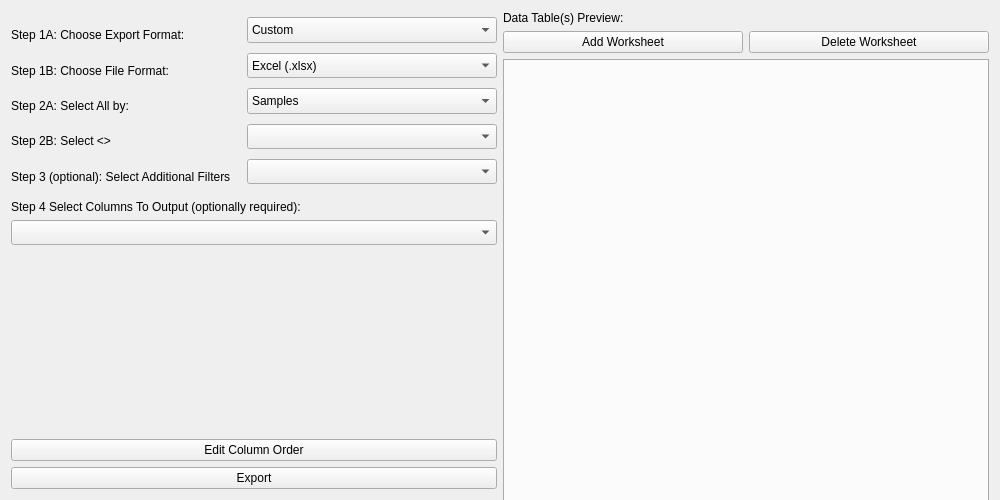
Old version of the form ui/ExporterUI.ui in the repository kathrynmetcalf/GeoCORK.
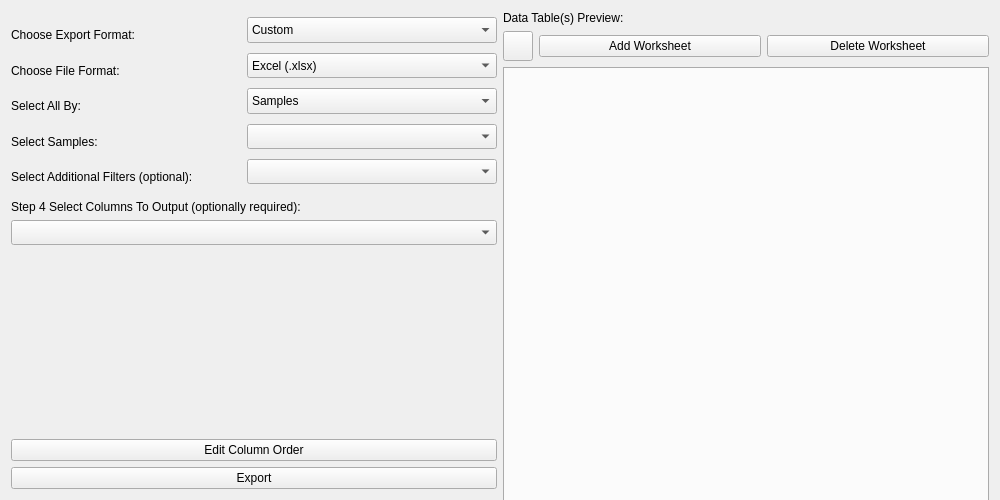
New version of the form. Custom widgets are drawn as their Qt base class.

Commit message: fixed issues with filters with numbers, updated/fixed exporter and DataViewerWidget.py

Patch:
```diff
--- a/ui/ExporterUI.ui
+++ b/ui/ExporterUI.ui
@@ -57,7 +57,7 @@
           </size>
          </property>
          <property name="text">
-          <string>Step 1A: Choose Export Format:</string>
+          <string>Choose Export Format:</string>
          </property>
         </widget>
        </item>
@@ -139,7 +139,7 @@
           </size>
          </property>
          <property name="text">
-          <string>Step 1B: Choose File Format:</string>
+          <string>Choose File Format:</string>
          </property>
         </widget>
        </item>
@@ -196,7 +196,7 @@
           </size>
          </property>
          <property name="text">
-          <string>Step 2A: Select All by:</string>
+          <string>Select All By:</string>
          </property>
         </widget>
        </item>
@@ -263,7 +263,7 @@
           </size>
          </property>
          <property name="text">
-          <string>Step 2B: Select &lt;&gt;</string>
+          <string>Select Samples:</string>
          </property>
         </widget>
        </item>
@@ -321,7 +321,7 @@
           </size>
          </property>
          <property name="text">
-          <string>Step 3 (optional): Select Additional Filters</string>
+          <string>Select Additional Filters (optional):</string>
          </property>
          <property name="wordWrap">
           <bool>false</bool>
@@ -471,6 +471,25 @@
      </item>
      <item>
       <layout class="QHBoxLayout" name="horizontalLayout_4">
+       <item>
+        <widget class="QPushButton" name="refreshbutton">
+         <property name="minimumSize">
+          <size>
+           <width>30</width>
+           <height>30</height>
+          </size>
+         </property>
+         <property name="maximumSize">
+          <size>
+           <width>30</width>
+           <height>30</height>
+          </size>
+         </property>
+         <property name="text">
+          <string/>
+         </property>
+        </widget>
+       </item>
        <item>
         <widget class="QPushButton" name="add_workbook_button">
          <property name="text">
```
Left out of the diff: 14 changed lines with no effect on the pictures. The commit also changes 5 other files.
